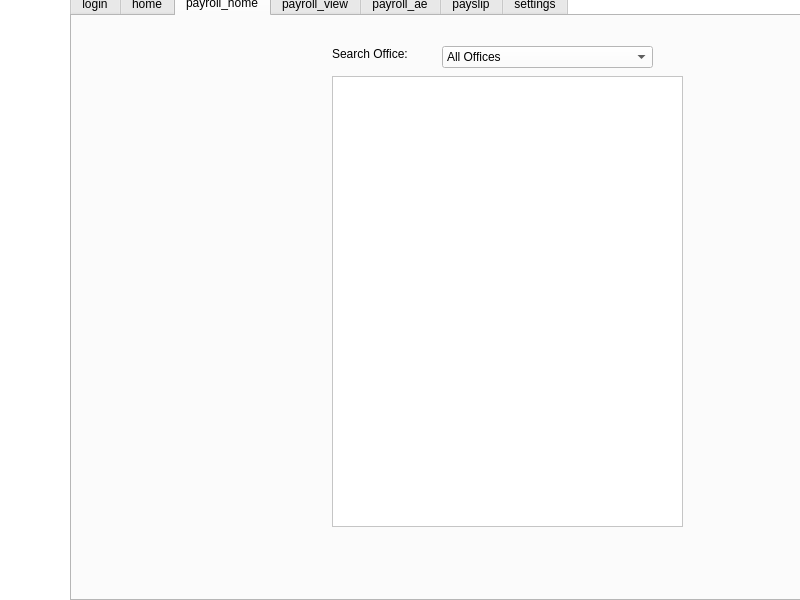
This is Payroll_System.ui in jaspernicholfabella/payroll-system as Qt 5 draws it before an edit. The edited form follows.
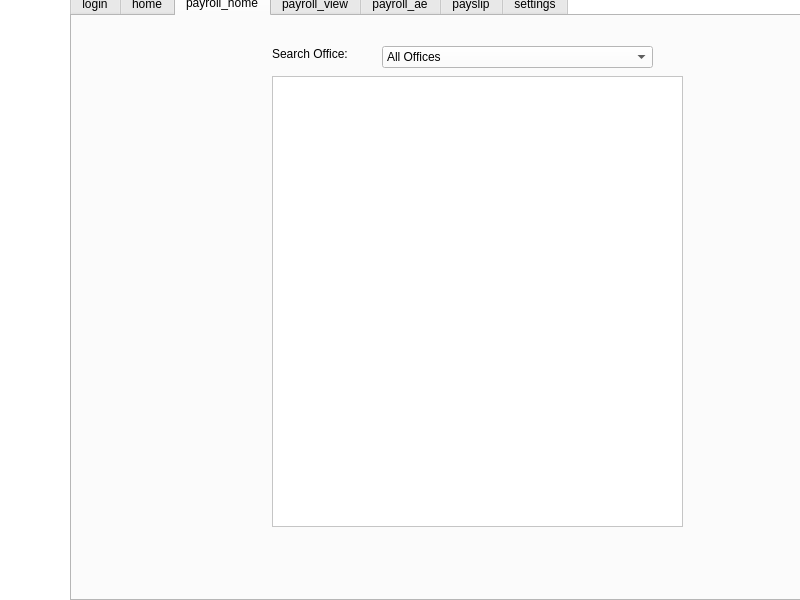
This is the edited form. Icons and pictures are not drawn.

Commit message: changes in the payroll bundle

Diff of the .ui file:
```diff
--- a/Payroll_System.ui
+++ b/Payroll_System.ui
@@ -573,7 +573,7 @@
      <widget class="QPushButton" name="payroll_home_view">
       <property name="geometry">
        <rect>
-        <x>110</x>
+        <x>10</x>
         <y>250</y>
         <width>51</width>
         <height>51</height>
@@ -660,16 +660,16 @@
      <widget class="QLabel" name="payroll_home_title">
       <property name="geometry">
        <rect>
-        <x>0</x>
+        <x>-10</x>
         <y>60</y>
-        <width>261</width>
+        <width>181</width>
         <height>41</height>
        </rect>
       </property>
       <property name="font">
        <font>
         <family>Segoe UI</family>
-        <pointsize>18</pointsize>
+        <pointsize>16</pointsize>
        </font>
       </property>
       <property name="text">
@@ -682,9 +682,9 @@
      <widget class="QListWidget" name="payroll_home_list_widget">
       <property name="geometry">
        <rect>
-        <x>260</x>
+        <x>200</x>
         <y>60</y>
-        <width>351</width>
+        <width>411</width>
         <height>451</height>
        </rect>
       </property>
@@ -722,7 +722,7 @@
      <widget class="QLabel" name="label_2">
       <property name="geometry">
        <rect>
-        <x>260</x>
+        <x>200</x>
         <y>30</y>
         <width>101</width>
         <height>16</height>
@@ -740,7 +740,7 @@
      <widget class="QPushButton" name="payroll_home_logo">
       <property name="geometry">
        <rect>
-        <x>50</x>
+        <x>0</x>
         <y>90</y>
         <width>161</width>
         <height>141</height>
@@ -767,7 +767,7 @@
      <widget class="QPushButton" name="payroll_home_design">
       <property name="geometry">
        <rect>
-        <x>150</x>
+        <x>100</x>
         <y>120</y>
         <width>111</width>
         <height>141</height>
@@ -794,9 +794,9 @@
      <widget class="QComboBox" name="payroll_home_search">
       <property name="geometry">
        <rect>
-        <x>370</x>
+        <x>310</x>
         <y>30</y>
-        <width>211</width>
+        <width>271</width>
         <height>22</height>
        </rect>
       </property>
```
The commit also changes 2 other files.
